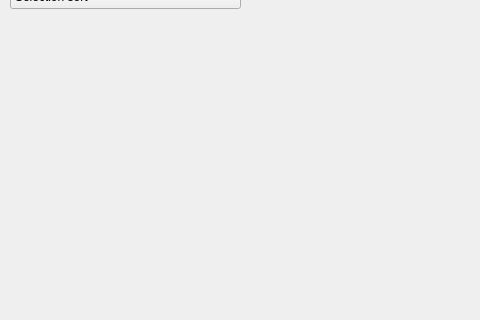
The window that sortplot.ui (leorr/sortplot) describes before a commit, drawn with Qt 5; both pictures show x 0 to 480 and y 95 to 415 of the 1001 by 510 pixel window.
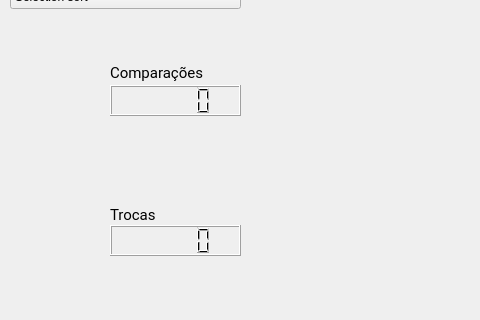
The same window after the commit. Custom widgets are drawn as their Qt base class.

Patch:
```diff
--- a/sortplot.ui
+++ b/sortplot.ui
@@ -75,6 +75,64 @@
      </property>
     </item>
    </widget>
+   <widget class="QLCDNumber" name="comp">
+    <property name="geometry">
+     <rect>
+      <x>110</x>
+      <y>180</y>
+      <width>131</width>
+      <height>31</height>
+     </rect>
+    </property>
+   </widget>
+   <widget class="QLCDNumber" name="swi">
+    <property name="geometry">
+     <rect>
+      <x>110</x>
+      <y>320</y>
+      <width>131</width>
+      <height>31</height>
+     </rect>
+    </property>
+   </widget>
+   <widget class="QLabel" name="label">
+    <property name="geometry">
+     <rect>
+      <x>110</x>
+      <y>300</y>
+      <width>51</width>
+      <height>20</height>
+     </rect>
+    </property>
+    <property name="font">
+     <font>
+      <family>Roboto</family>
+      <pointsize>11</pointsize>
+     </font>
+    </property>
+    <property name="text">
+     <string>Trocas</string>
+    </property>
+   </widget>
+   <widget class="QLabel" name="label_2">
+    <property name="geometry">
+     <rect>
+      <x>110</x>
+      <y>160</y>
+      <width>101</width>
+      <height>16</height>
+     </rect>
+    </property>
+    <property name="font">
+     <font>
+      <family>Roboto</family>
+      <pointsize>11</pointsize>
+     </font>
+    </property>
+    <property name="text">
+     <string>Comparações</string>
+    </property>
+   </widget>
   </widget>
  </widget>
  <layoutdefault spacing="6" margin="11"/>
```
